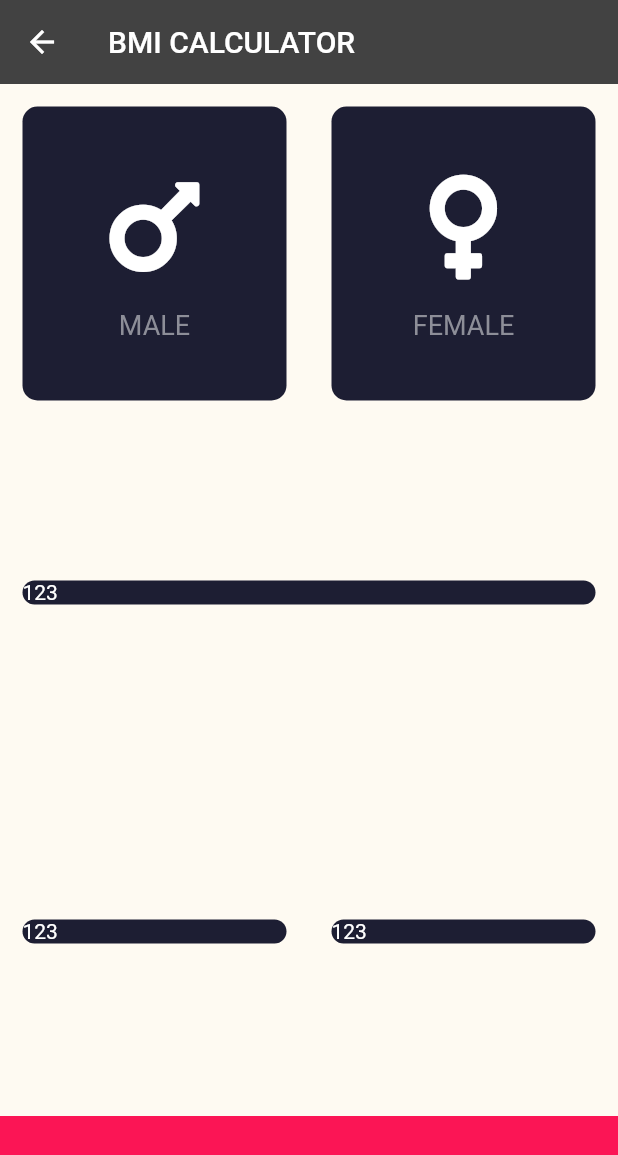
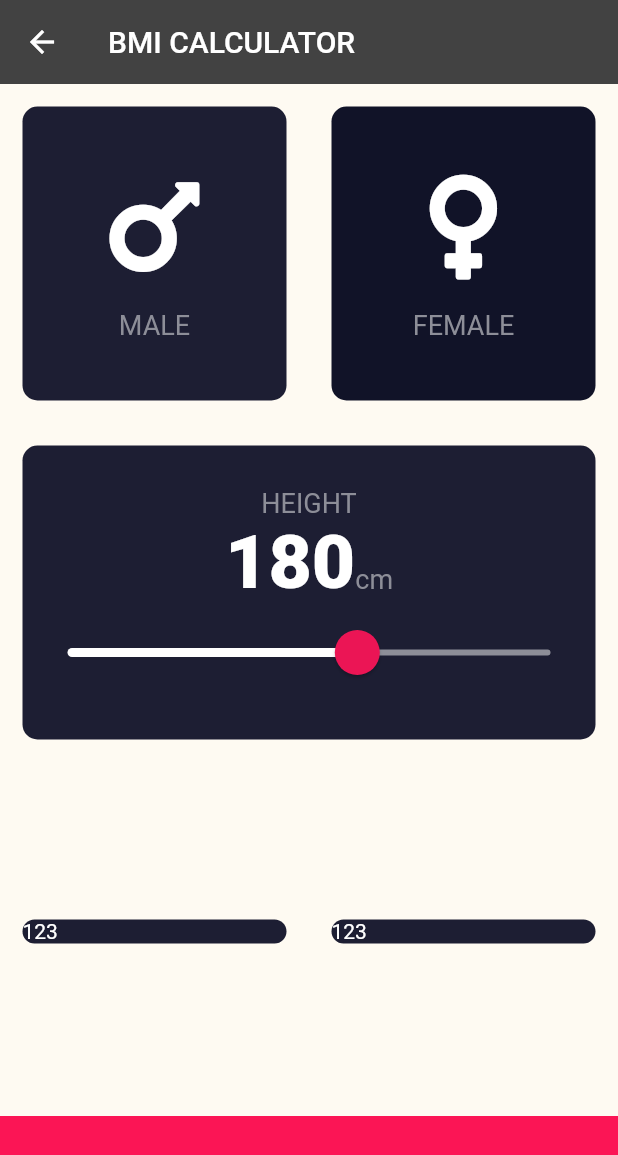
Before and after one commit to Mum1111/flutter_learn, a Flutter app: the Bmi screen opened by its route, on a phone screen of 412 x 824 dp. Shown: the top 1155 px of the screen. Run offline on Flutter 3.47's test engine with Material 2 defaults, Android fonts, the light colour scheme and no system bars; our stand-ins replace audioplayers, font_awesome_flutter, rflutter_alert.

Commit message:
feat: bmi计算器slider组件

```diff
--- /dev/null
+++ b/lib/constant/constant.dart
@@ -0,0 +1,9 @@
+import 'package:flutter/material.dart';
+
+const bottomContainerHeight = 80.0;
+const activeCardColour = Color(0xFF1D1E33);
+const inactiveCardColour = Color(0xff111328);
+const bottomContainerColor = Color(0xFFFB1555);
+
+const labelTextStyle = TextStyle(fontSize: 18.0, color: Color(0xff8d8e98));
+const numberTextStyle = TextStyle(fontSize: 50.0, fontWeight: FontWeight.w900);
--- a/lib/pages/bmi.dart
+++ b/lib/pages/bmi.dart
@@ -1,12 +1,22 @@
 import 'package:flutter/material.dart';
+import 'package:flutter_learn/constant/constant.dart';
+import 'package:flutter_learn/widget/icon_content.dart';
 import 'package:font_awesome_flutter/font_awesome_flutter.dart';
 
-const bottomContainerHeight = 80.0;
-const activeCardColour = Color(0xFF1D1E33);
-const bottomContainerColor = Color(0xFFFB1555);
+import '../widget/reusable_card.dart';
 
-class Bmi extends StatelessWidget {
+enum Gender { male, female }
+
+class Bmi extends StatefulWidget {
   const Bmi({super.key});
+
+  @override
+  State<Bmi> createState() => _BmiState();
+}
+
+class _BmiState extends State<Bmi> {
+  Gender activeGender = Gender.male;
+  int height = 180;
 
   @override
   Widget build(BuildContext context) {
@@ -15,21 +25,36 @@ class Bmi extends StatelessWidget {
         title: const Text('BMI CALCULATOR'),
       ),
       body: Column(
+        crossAxisAlignment: CrossAxisAlignment.stretch,
         children: [
-          const Expanded(
+          Expanded(
             child: Row(
               children: [
                 Expanded(
                     child: ReusableCard(
-                        colour: activeCardColour,
-                        cardChild: IconContent(
+                        onPress: () {
+                          setState(() {
+                            activeGender = Gender.male;
+                          });
+                        },
+                        colour: activeGender == Gender.male
+                            ? activeCardColour
+                            : inactiveCardColour,
+                        cardChild: const IconContent(
                           iconType: FontAwesomeIcons.mars,
                           textContent: 'MALE',
                         ))),
                 Expanded(
                     child: ReusableCard(
-                        colour: activeCardColour,
-                        cardChild: IconContent(
+                        onPress: () {
+                          setState(() {
+                            activeGender = Gender.female;
+                          });
+                        },
+                        colour: activeGender == Gender.female
+                            ? activeCardColour
+                            : inactiveCardColour,
+                        cardChild: const IconContent(
                           iconType: FontAwesomeIcons.venus,
                           textContent: 'FEMALE',
                         )))
@@ -37,28 +62,64 @@ class Bmi extends StatelessWidget {
             ),
           ),
           Expanded(
-            child: Row(
+              child: ReusableCard(
+            colour: activeCardColour,
+            cardChild: Column(
+              mainAxisAlignment: MainAxisAlignment.center,
               children: [
-                Expanded(
-                    child: ReusableCard(
-                        colour: activeCardColour,
-                        cardChild: Container(
-                          child: Text('123'),
-                        )))
+                const Text(
+                  'HEIGHT',
+                  style: labelTextStyle,
+                ),
+                Row(
+                  mainAxisAlignment: MainAxisAlignment.center,
+                  crossAxisAlignment: CrossAxisAlignment.baseline,
+                  textBaseline: TextBaseline.ideographic,
+                  children: [
+                    Text(height.toString(), style: numberTextStyle),
+                    const Text(
+                      'cm',
+                      style: labelTextStyle,
+                    )
+                  ],
+                ),
+                SliderTheme(
+                  data: SliderTheme.of(context).copyWith(
+                      inactiveTrackColor: const Color(0xff8d8e98),
+                      activeTrackColor: Colors.white,
+                      thumbColor: const Color(0xffeb1555),
+                      overlayColor: const Color(0x29eb1555),
+                      thumbShape:
+                          const RoundSliderThumbShape(enabledThumbRadius: 15.0),
+                      overlayShape:
+                          const RoundSliderOverlayShape(overlayRadius: 30.0)),
+                  child: Slider(
+                      value: height.toDouble(),
+                      min: 120.0,
+                      max: 220.0,
+                      onChanged: (double value) {
+                        setState(() {
+                          height = value.round();
+                        });
+                      }),
+                ),
               ],
             ),
-          ),
+            onPress: () {},
+          )),
           Expanded(
             child: Row(
               children: [
                 Expanded(
                     child: ReusableCard(
+                        onPress: () {},
                         colour: activeCardColour,
                         cardChild: Container(
                           child: Text('123'),
                         ))),
                 Expanded(
                     child: ReusableCard(
+                  onPress: () {},
                   colour: activeCardColour,
                   cardChild: Container(
                     child: Text('123'),
@@ -78,52 +139,3 @@ class Bmi extends StatelessWidget {
     );
   }
 }
-
-class IconContent extends StatelessWidget {
-  const IconContent({
-    super.key,
-    required this.iconType,
-    required this.textContent,
-  });
-
-  final IconData iconType;
-  final String textContent;
-
-  @override
-  Widget build(BuildContext context) {
-    return Column(
-      mainAxisAlignment: MainAxisAlignment.center,
-      children: [
-        Icon(
-          iconType,
-          size: 80.0,
-        ),
-        const SizedBox(
-          height: 15.0,
-        ),
-        Text(
-          textContent,
-          style: const TextStyle(fontSize: 18.0, color: Color(0xff8d8e98)),
-        )
-      ],
-    );
-  }
-}
-
-class ReusableCard extends StatelessWidget {
-  const ReusableCard(
-      {super.key, required this.colour, required this.cardChild});
-
-  final Color colour;
-  final Widget cardChild;
-  @override
-  Widget build(BuildContext context) {
-    return Container(
-        margin: const EdgeInsets.all(15.0),
-        decoration: BoxDecoration(
-          borderRadius: BorderRadius.circular(10.0),
-          color: colour,
-        ),
-        child: cardChild);
-  }
-}
--- /dev/null
+++ b/lib/widget/icon_content.dart
@@ -0,0 +1,33 @@
+import 'package:flutter/material.dart';
+import 'package:flutter_learn/constant/constant.dart';
+
+class IconContent extends StatelessWidget {
+  const IconContent({
+    super.key,
+    required this.iconType,
+    required this.textContent,
+  });
+
+  final IconData iconType;
+  final String textContent;
+
+  @override
+  Widget build(BuildContext context) {
+    return Column(
+      mainAxisAlignment: MainAxisAlignment.center,
+      children: [
+        Icon(
+          iconType,
+          size: 80.0,
+        ),
+        const SizedBox(
+          height: 15.0,
+        ),
+        Text(
+          textContent,
+          style: labelTextStyle,
+        )
+      ],
+    );
+  }
+}
--- /dev/null
+++ b/lib/widget/reusable_card.dart
@@ -0,0 +1,27 @@
+import 'package:flutter/material.dart';
+
+class ReusableCard extends StatelessWidget {
+  const ReusableCard(
+      {super.key,
+      required this.colour,
+      required this.cardChild,
+      required this.onPress});
+
+  final Color colour;
+  final Widget cardChild;
+  final VoidCallback onPress;
+
+  @override
+  Widget build(BuildContext context) {
+    return GestureDetector(
+      onTap: onPress,
+      child: Container(
+          margin: const EdgeInsets.all(15.0),
+          decoration: BoxDecoration(
+            borderRadius: BorderRadius.circular(10.0),
+            color: colour,
+          ),
+          child: cardChild),
+    );
+  }
+}
```
